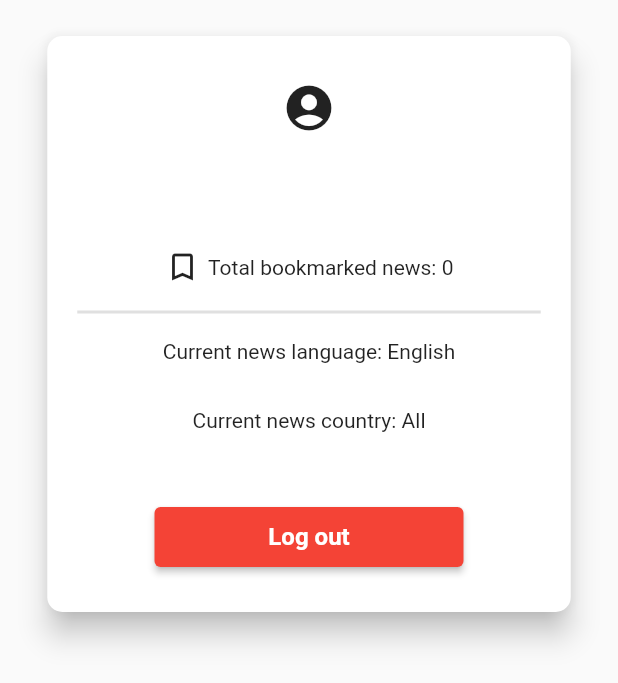
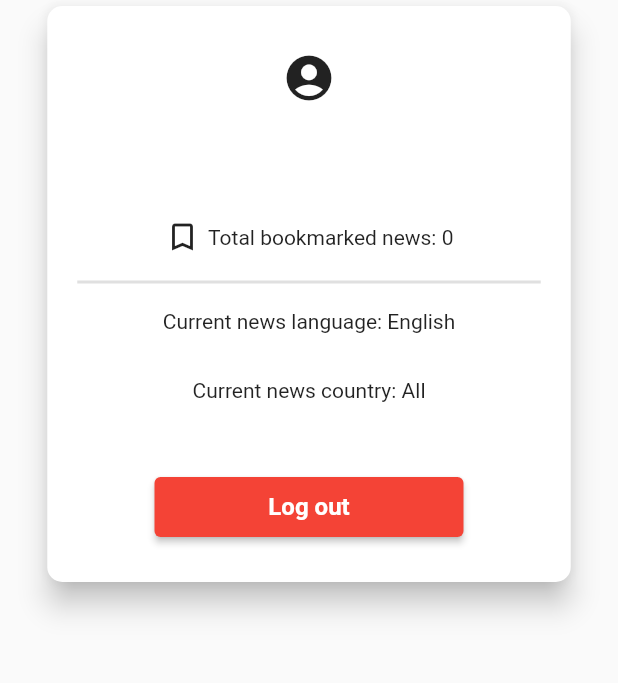
Before and after one commit to FelipeGirardi/News-Shore, a Flutter app: the LoggedUserScreen widget shown alone on an empty page, opened directly, on a phone screen of 412 x 824 dp. Shown: the top 683 px of the screen. Run offline on Flutter 3.47's test engine with Material 2 defaults, Android fonts, the phone set to English and light mode, and no system bars; drawn by our look-alikes of auto_size_text; our stand-ins replace firebase_auth, firebase_core, flutter_svg, google_mobile_ads, google_sign_in, shared_preferences and 3 more; accounts and stored records are empty; generated files the repository leaves out were written again; network calls fail; Roboto replaces fonts that are missing (Objectivity).

Commit message:
Adjust LoggedUserScreen

```diff
--- a/lib/screens/logged_user_screen.dart
+++ b/lib/screens/logged_user_screen.dart
@@ -41,7 +41,6 @@ class LoggedUserScreen extends StatelessWidget {
                     return Center(
                       child: Column(
                         children: [
-                          const SizedBox(height: 20),
                           Card(
                               shape: RoundedRectangleBorder(
                                 borderRadius: BorderRadius.circular(10.0),
```
